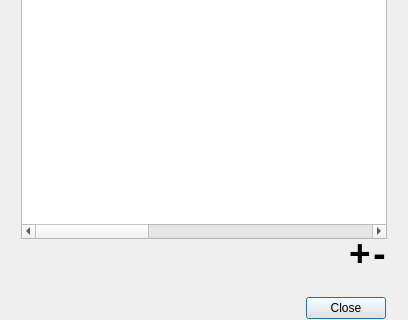
Above: ui/StartupTasksDialog.ui from AmirHammouteneEI/ScheduledPasteAndKeys before the change; both pictures show x 0 to 408 and y 165 to 485 of the 408 by 485 pixel window. Below: the same form after it.
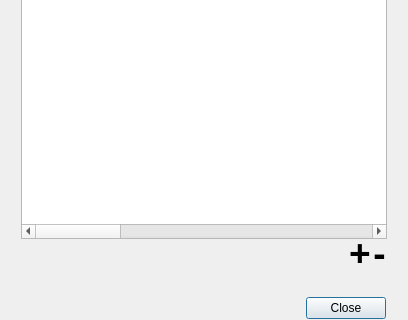
That is the form after the change. Custom widgets are drawn as their Qt base class.

Commit message: Little bugs resolved ; autorun with 3 arguments ; changed startup tasks with 3 arguments and adapted to old 2 arguments ; read registry to fill startup tasks table ; some stylesheet changes

Diff of the .ui file:
```diff
--- a/ui/StartupTasksDialog.ui
+++ b/ui/StartupTasksDialog.ui
@@ -89,7 +89,7 @@
       <enum>QAbstractItemView::SelectionBehavior::SelectRows</enum>
      </property>
      <property name="columnCount">
-      <number>3</number>
+      <number>4</number>
      </property>
      <attribute name="horizontalHeaderDefaultSectionSize">
       <number>200</number>
@@ -110,6 +110,11 @@
        <string>Delay</string>
       </property>
      </column>
+     <column>
+      <property name="text">
+       <string>Loops</string>
+      </property>
+     </column>
      <column>
       <property name="text">
        <string>Activated</string>
```
The commit also changes 31 other files.
